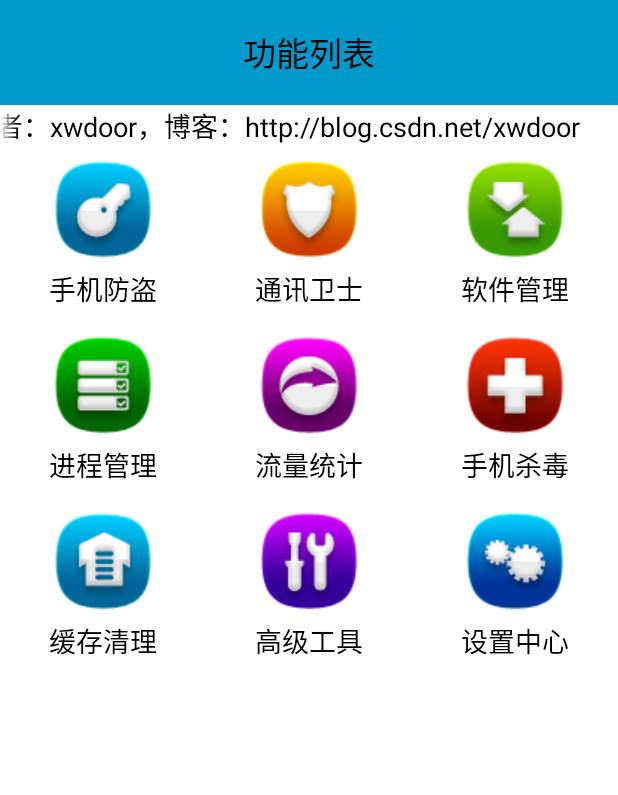
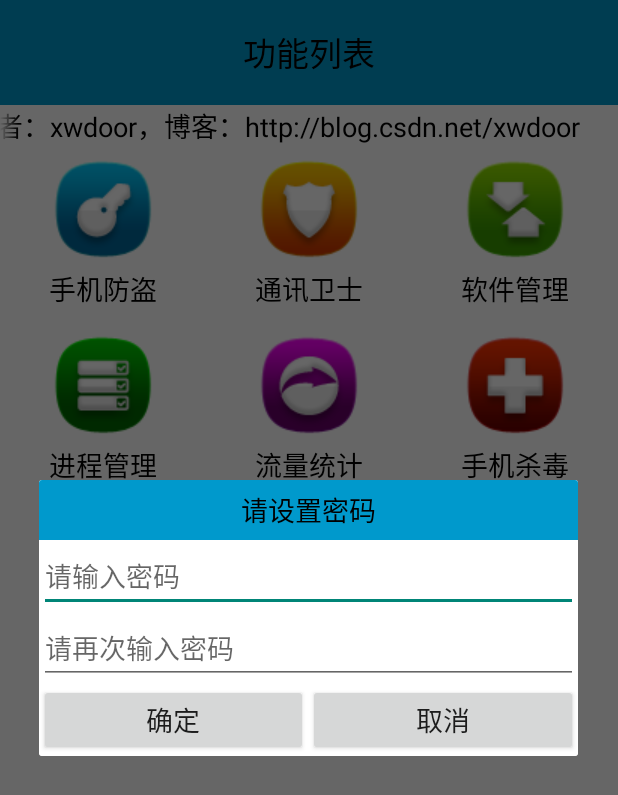
Before and after one commit to xwdoor/MobileSafe, an Android app: the HomeActivity screen opened directly, with no data from a screen before it, after a tap on "手机防盗", on a phone screen of 412 x 824 dp. Shown: the top 795 px of the screen. Run offline under Robolectric (Android 15) with nearby library versions, the phone set to English and light mode, and no system bars.

Commit message:
自定义弹窗
手机防盗功能的密码验证与设置, 以及 md5 加密

```diff
--- a/app/src/main/java/net/xwdoor/mobilesafe/activity/HomeActivity.java
+++ b/app/src/main/java/net/xwdoor/mobilesafe/activity/HomeActivity.java
@@ -1,15 +1,21 @@
 package net.xwdoor.mobilesafe.activity;
 
+import android.app.AlertDialog;
 import android.content.Context;
 import android.content.Intent;
 import android.os.Bundle;
+import android.text.TextUtils;
 import android.view.View;
 import android.widget.AdapterView;
+import android.widget.Button;
+import android.widget.EditText;
 import android.widget.GridView;
 
 import net.xwdoor.mobilesafe.R;
 import net.xwdoor.mobilesafe.adapter.HomeAdapter;
 import net.xwdoor.mobilesafe.base.BaseActivity;
+import net.xwdoor.mobilesafe.utils.MD5Utils;
+import net.xwdoor.mobilesafe.utils.PrefUtils;
 
 
 public class HomeActivity extends BaseActivity {
@@ -41,13 +47,16 @@ public class HomeActivity extends BaseActivity {
         setContentView(R.layout.activity_home);
         GridView gvFunction = (GridView) findViewById(R.id.gv_fuction);
 
-        HomeAdapter adapter = new HomeAdapter(this,mGvItems,mImgIds);
+        HomeAdapter adapter = new HomeAdapter(this, mGvItems, mImgIds);
         gvFunction.setAdapter(adapter);
         gvFunction.setOnItemClickListener(new AdapterView.OnItemClickListener() {
             @Override
             public void onItemClick(AdapterView<?> parent, View view, int position, long id) {
-                switch (position){
-                    case 8:
+                switch (position) {
+                    case 0://手机防盗界面
+                        showSafeDialog();
+                        break;
+                    case 8://设置界面
                         SettingActivity.startAct(HomeActivity.this);
                         break;
                 }
@@ -55,6 +64,104 @@ public class HomeActivity extends BaseActivity {
         });
     }
 
+    /**
+     * 显示手机防盗弹窗
+     */
+    private void showSafeDialog() {
+        String password = PrefUtils.getString(PREF_PASSWORD, "", this);
+
+        //判断是否存在密码
+        if (!TextUtils.isEmpty(password)) {
+            //显示输入密码弹窗
+            showInputPasswordDialog();
+        } else {
+            //显示设置密码弹窗
+            showSetPasswordDialog();
+        }
+
+    }
+
+    /**
+     * 输入密码的弹窗
+     */
+    private void showInputPasswordDialog() {
+        final AlertDialog dialog = new AlertDialog.Builder(this).create();
+        View view = View.inflate(this, R.layout.dialog_input_password, null);
+        Button btnOk = (Button) view.findViewById(R.id.btn_ok);
+        Button btnCancel = (Button) view.findViewById(R.id.btn_cancel);
+        final EditText etPassword = (EditText) view.findViewById(R.id.et_password);
+
+        btnOk.setOnClickListener(new View.OnClickListener() {
+            @Override
+            public void onClick(View v) {
+                String password = etPassword.getText().toString().trim();
+                //获取保存的密码
+                String savedPassword = PrefUtils.getString(PREF_PASSWORD, "", HomeActivity.this);
+
+                //判断密码是否为空
+                if (!TextUtils.isEmpty(password)) {
+                    if (MD5Utils.encode(password).equals(savedPassword)) {
+
+                        dialog.dismiss();
+                    } else {
+                        showToast("密码错误");
+                    }
+                } else {
+                    showToast("密码不能为空");
+                }
+            }
+        });
+
+        btnCancel.setOnClickListener(new View.OnClickListener() {
+            @Override
+            public void onClick(View v) {
+                dialog.dismiss();
+            }
+        });
+        dialog.setView(view, 0, 0, 0, 0);
+        dialog.show();
+    }
+
+    /**
+     * 设置密码的弹窗
+     */
+    private void showSetPasswordDialog() {
+        final AlertDialog dialog = new AlertDialog.Builder(this).create();
+        View view = View.inflate(this, R.layout.dialog_set_password, null);
+        Button btnOk = (Button) view.findViewById(R.id.btn_ok);
+        Button btnCancel = (Button) view.findViewById(R.id.btn_cancel);
+        final EditText etPassword = (EditText) view.findViewById(R.id.et_password);
+        final EditText etPasswordConfirm = (EditText) view.findViewById(R.id.et_password_confirm);
+
+        btnOk.setOnClickListener(new View.OnClickListener() {
+            @Override
+            public void onClick(View v) {
+                String password = etPassword.getText().toString().trim();
+                String passwordConfirm = etPasswordConfirm.getText().toString().trim();
+
+                if (!TextUtils.isEmpty(password) && !TextUtils.isEmpty(passwordConfirm)) {
+                    if (password.equals(passwordConfirm)) {
+                        PrefUtils.putString(PREF_PASSWORD, MD5Utils.encode(password), HomeActivity.this);
+                        dialog.dismiss();
+                    } else {
+                        showToast("两次密码不一致");
+                    }
+                } else {
+                    showToast("密码不能为空");
+                }
+            }
+        });
+
+        btnCancel.setOnClickListener(new View.OnClickListener() {
+            @Override
+            public void onClick(View v) {
+                dialog.dismiss();
+            }
+        });
+        dialog.setView(view, 0, 0, 0, 0);
+        dialog.show();
+    }
+
     @Override
     protected void loadData() {
 
--- a/app/src/main/java/net/xwdoor/mobilesafe/base/BaseActivity.java
+++ b/app/src/main/java/net/xwdoor/mobilesafe/base/BaseActivity.java
@@ -2,6 +2,8 @@ package net.xwdoor.mobilesafe.base;
 
 import android.os.Bundle;
 import android.support.v7.app.AppCompatActivity;
+
+import net.xwdoor.mobilesafe.utils.ToastUtils;
 
 /**
  * Created by XWdoor on 2016/2/24.
@@ -10,11 +12,20 @@ import android.support.v7.app.AppCompatActivity;
 public abstract class BaseActivity extends AppCompatActivity {
 
     public static final String TAG_LOG = "123123";
+    public static final String PREF_AUTO_UPDATE = "auto_update";
+    public static final String PREF_PASSWORD = "password";
+
+//    protected ToastUtils ToastUtils;
+    /** 显示提示框 */
+    public void showToast(CharSequence text){
+        ToastUtils.showToast(this,text);
+    }
 
     @Override
     protected void onCreate(Bundle savedInstanceState) {
         super.onCreate(savedInstanceState);
 
+//        ToastUtils = new ToastUtils(this);
         initVariables();
         initViews(savedInstanceState);
         loadData();
--- /dev/null
+++ b/app/src/main/res/layout/dialog_set_password.xml
@@ -0,0 +1,53 @@
+<?xml version="1.0" encoding="utf-8"?>
+<LinearLayout xmlns:android="http://schemas.android.com/apk/res/android"
+    android:layout_width="match_parent"
+    android:layout_height="match_parent"
+    android:background="@android:color/white"
+    android:orientation="vertical">
+
+    <TextView
+        android:id="@+id/textView1"
+        android:layout_width="match_parent"
+        android:layout_height="40dp"
+        android:background="@android:color/holo_blue_dark"
+        android:gravity="center"
+        android:text="请设置密码"
+        android:textColor="#000"
+        android:textSize="18sp" />
+
+    <EditText
+        android:id="@+id/et_password"
+        android:layout_width="match_parent"
+        android:layout_height="wrap_content"
+        android:hint="请输入密码"
+        android:inputType="textPassword" />
+
+    <EditText
+        android:id="@+id/et_password_confirm"
+        android:layout_width="match_parent"
+        android:layout_height="wrap_content"
+        android:hint="请再次输入密码"
+        android:inputType="textPassword" />
+
+    <LinearLayout
+        android:layout_width="match_parent"
+        android:layout_height="wrap_content"
+        android:orientation="horizontal">
+
+        <Button
+            android:id="@+id/btn_ok"
+            android:layout_width="wrap_content"
+            android:layout_height="wrap_content"
+            android:layout_weight="1"
+            android:text="确定"
+            android:textSize="18sp" />
+
+        <Button
+            android:id="@+id/btn_cancel"
+            android:layout_width="wrap_content"
+            android:layout_height="wrap_content"
+            android:layout_weight="1"
+            android:text="取消"
+            android:textSize="18sp" />
+    </LinearLayout>
+</LinearLayout>
```
Also changed, not shown: app/src/main/java/net/xwdoor/mobilesafe/activity/SettingActivity.java (+5 -9 lines), app/src/main/java/net/xwdoor/mobilesafe/activity/SplashActivity.java (+7 -1 lines), app/src/main/java/net/xwdoor/mobilesafe/utils/MD5Utils.java (added, +33 -0 lines), app/src/main/java/net/xwdoor/mobilesafe/utils/ToastUtils.java (added, +15 -0 lines), app/src/main/res/layout/dialog_input_password.xml (added, +46 -0 lines).
